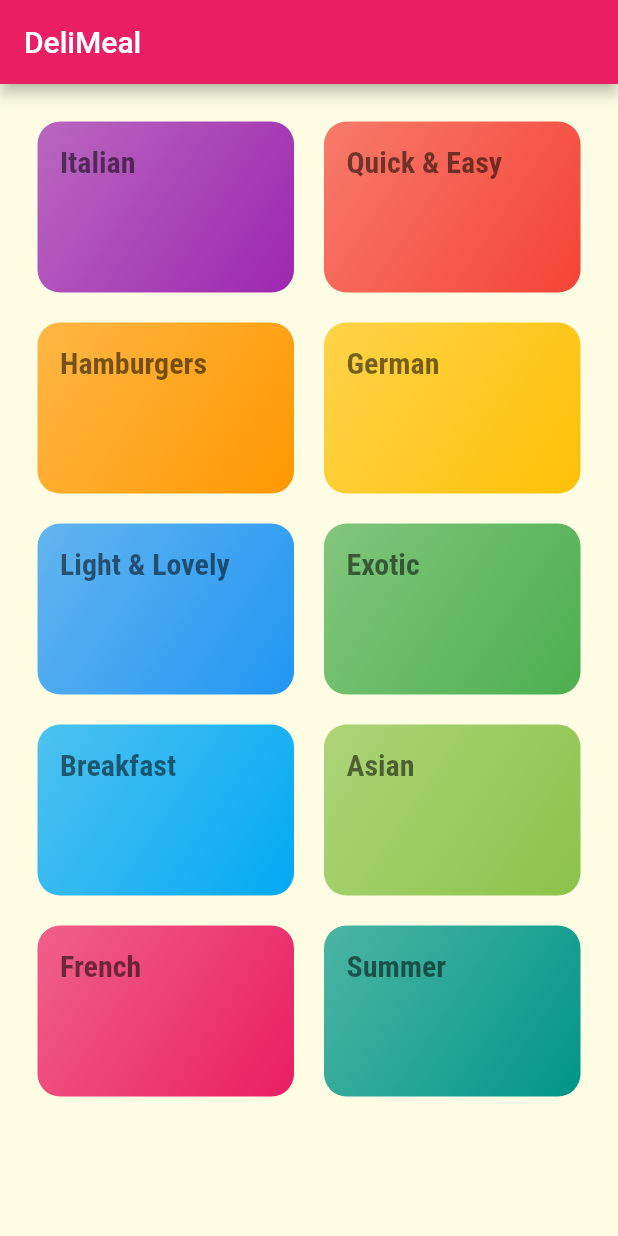
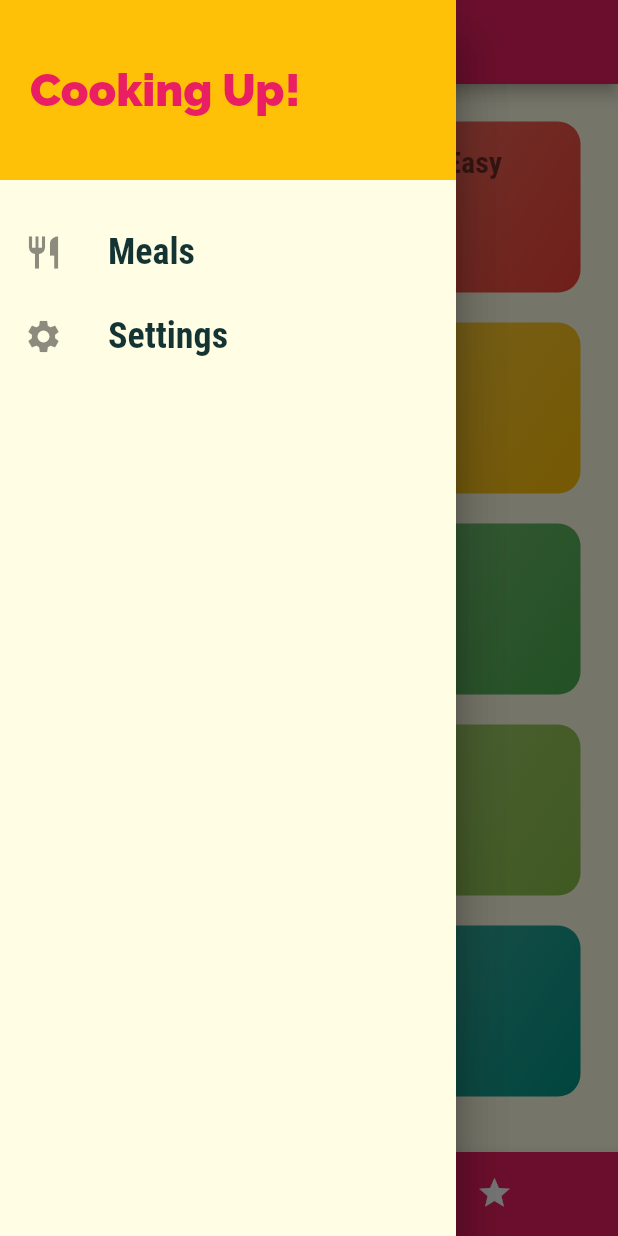
Before and after one commit to Safeheaded/meals_app, a Flutter app: the screen it shows after launch, with the side drawer open (before the commit the screen has no drawer), on a phone screen of 412 x 824 dp. Run offline on Flutter 3.47's test engine with Material 2 defaults, Android fonts, the phone set to English and light mode, and no system bars.

Commit message:
Navigation tabs and Drawer added

```diff
--- a/lib/main.dart
+++ b/lib/main.dart
@@ -1,7 +1,9 @@
 import 'package:flutter/material.dart';
 import 'package:flutter_complete_guide/screens/categories_screen.dart';
 import 'package:flutter_complete_guide/screens/category_meals_screen.dart';
+import 'package:flutter_complete_guide/screens/filters_screen.dart';
 import 'package:flutter_complete_guide/screens/meal_detail_screen.dart';
+import 'package:flutter_complete_guide/screens/tabs_screen.dart';
 
 void main() => runApp(MyApp());
 
@@ -23,9 +25,10 @@ class MyApp extends StatelessWidget {
                   fontFamily: 'RobotoCondensed',
                   fontWeight: FontWeight.bold))),
       routes: {
-        '/': (ctx) => CategoriesScreen(),
+        '/': (ctx) => TabsScreen(),
         CategoryMealsScreen.routeName: (ctx) => CategoryMealsScreen(),
-        MealDetailScreen.routeName: (ctx) => MealDetailScreen()
+        MealDetailScreen.routeName: (ctx) => MealDetailScreen(),
+        FiltersScreen.routeName: (ctx) => FiltersScreen()
       },
       onUnknownRoute: (settings) {
         return MaterialPageRoute(builder: (ctx) => CategoriesScreen());
--- a/lib/screens/categories_screen.dart
+++ b/lib/screens/categories_screen.dart
@@ -7,11 +7,7 @@ class CategoriesScreen extends StatelessWidget {
 
   @override
   Widget build(BuildContext context) {
-    return Scaffold(
-      appBar: AppBar(
-        title: const Text('DeliMeal'),
-      ),
-      body: GridView(
+    return GridView(
       padding: const EdgeInsets.all(25),
       children: DUMMY_CATEGORIES
           .map((catData) => CategoryItem(
@@ -25,7 +21,6 @@ class CategoriesScreen extends StatelessWidget {
           childAspectRatio: 3 / 2,
           crossAxisSpacing: 20,
           mainAxisSpacing: 20),
-      ),
     );
   }
 }
--- /dev/null
+++ b/lib/screens/tabs_screen.dart
@@ -0,0 +1,57 @@
+import 'package:flutter/material.dart';
+import 'package:flutter_complete_guide/screens/categories_screen.dart';
+import 'package:flutter_complete_guide/screens/favourites_screen.dart';
+import 'package:flutter_complete_guide/widgets/main_drawer.dart';
+
+class TabsScreen extends StatefulWidget {
+  const TabsScreen({Key? key}) : super(key: key);
+
+  @override
+  _TabsScreenState createState() => _TabsScreenState();
+}
+
+class _TabsScreenState extends State<TabsScreen> {
+  final List<Map<String, dynamic>> _pages = [
+    {'page': CategoriesScreen(), 'title': 'Categories'},
+    {'page': FavouritesScreen(), 'title': 'Favourites'}
+  ];
+
+  int _selectedPageIndex = 0;
+
+  void _selectPage(int index) {
+    setState(() {
+      _selectedPageIndex = index;
+    });
+  }
+
+  @override
+  Widget build(BuildContext context) {
+    return Scaffold(
+      drawer: Drawer(
+        child: MainDrawer(),
+      ),
+      appBar: AppBar(
+        title: Text(_pages[_selectedPageIndex]['title']),
+      ),
+      body: _pages[_selectedPageIndex]['page'],
+      bottomNavigationBar: BottomNavigationBar(
+        unselectedItemColor: Colors.white,
+        selectedItemColor: Theme.of(context).colorScheme.secondary,
+        currentIndex: _selectedPageIndex,
+        type: BottomNavigationBarType.shifting,
+        items: [
+          BottomNavigationBarItem(
+              backgroundColor: Theme.of(context).colorScheme.primary,
+              icon: Icon(Icons.category),
+              label: 'Categories'),
+          BottomNavigationBarItem(
+              icon: Icon(Icons.star),
+              label: 'Favourites',
+              backgroundColor: Theme.of(context).colorScheme.primary)
+        ],
+        backgroundColor: Theme.of(context).primaryColor,
+        onTap: _selectPage,
+      ),
+    );
+  }
+}
--- /dev/null
+++ b/lib/widgets/main_drawer.dart
@@ -0,0 +1,53 @@
+import 'package:flutter/material.dart';
+import 'package:flutter_complete_guide/screens/filters_screen.dart';
+
+class MainDrawer extends StatelessWidget {
+  const MainDrawer({Key? key}) : super(key: key);
+
+  Widget _buildListTile(String title, IconData icon, void tapHandler()) {
+    return ListTile(
+      onTap: tapHandler,
+      leading: Icon(
+        icon,
+        size: 26,
+      ),
+      title: Text(
+        title,
+        style: TextStyle(
+            fontFamily: 'RobotoCondensed',
+            fontSize: 24,
+            fontWeight: FontWeight.bold),
+      ),
+    );
+  }
+
+  @override
+  Widget build(BuildContext context) {
+    return Drawer(
+      child: Column(
+        children: [
+          Container(
+              height: 120,
+              width: double.infinity,
+              padding: EdgeInsets.all(20),
+              alignment: Alignment.centerLeft,
+              child: Text('Cooking Up!',
+                  style: TextStyle(
+                      fontWeight: FontWeight.w900,
+                      fontSize: 30,
+                      color: Theme.of(context).colorScheme.primary)),
+              color: Theme.of(context).colorScheme.secondary),
+          SizedBox(
+            height: 20,
+          ),
+          _buildListTile('Meals', Icons.restaurant, () {
+            Navigator.of(context).pushNamed('/');
+          }),
+          _buildListTile('Settings', Icons.settings, () {
+            Navigator.of(context).pushNamed(FiltersScreen.routeName);
+          }),
+        ],
+      ),
+    );
+  }
+}
```
Also changed, not shown: lib/screens/favourites_screen.dart (added, +12 -0 lines), lib/screens/filters_screen.dart (added, +16 -0 lines), lib/screens/meal_detail_screen.dart (+71 -3 lines), pubspec.lock. Lines whose indentation alone changed are shown as unchanged.
